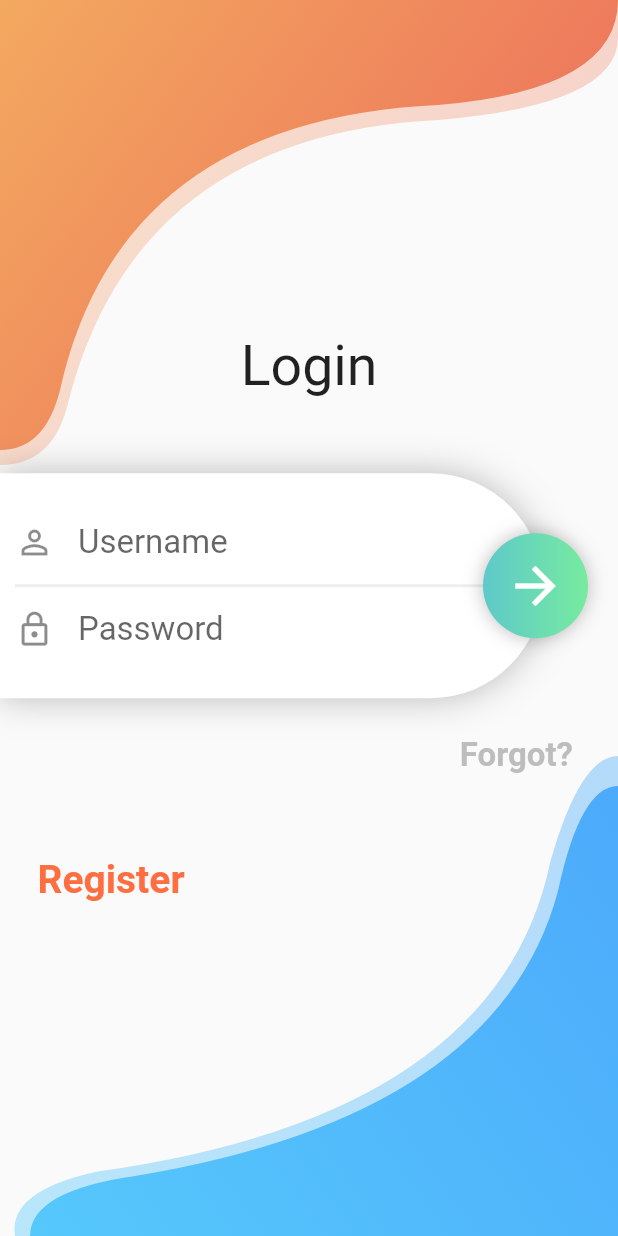
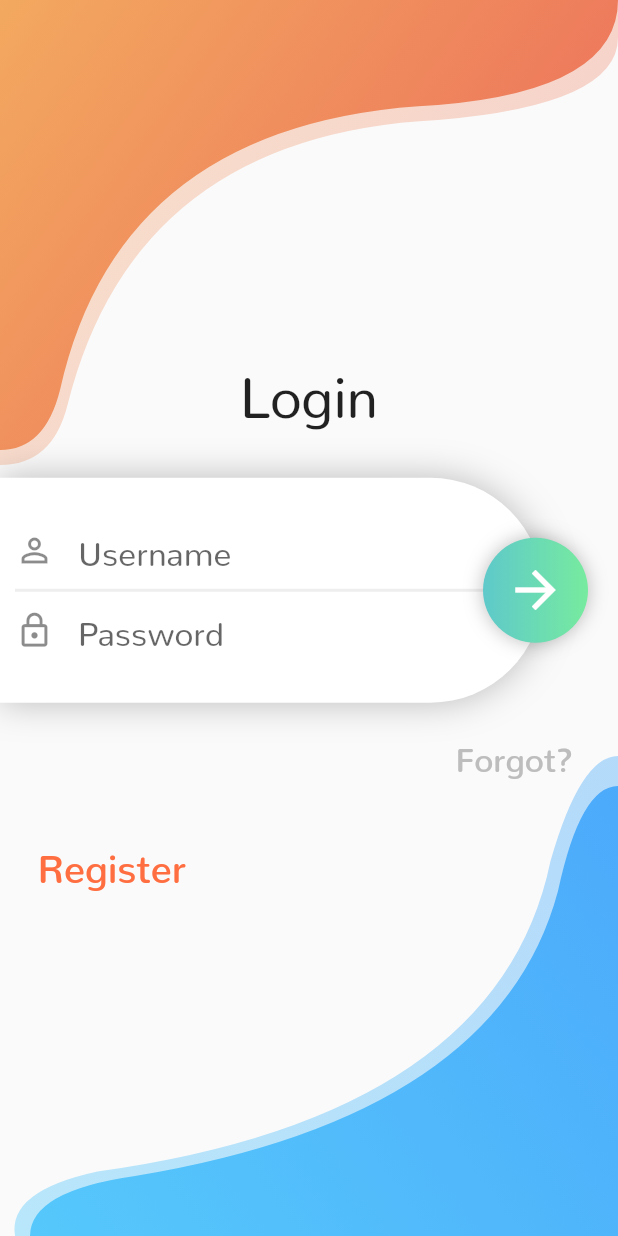
Before and after one commit to feMoraes0/sign-ui, a Flutter app: the screen it shows after launch, on a phone screen of 412 x 824 dp. Run offline on Flutter 3.47's test engine with Material 2 defaults, Android fonts, the phone set to English and light mode, and no system bars.

Commit message:
Adding Nunito as font family

```diff
--- a/lib/main.dart
+++ b/lib/main.dart
@@ -10,7 +10,9 @@ class MyApp extends StatelessWidget {
     return MaterialApp(
       debugShowCheckedModeBanner: false,
       title: 'Flutter Sign',
-      theme: ThemeData (),
+      theme: ThemeData (
+        fontFamily: "Nunito"
+      ),
       home: Login(),
     );
   }
--- a/pubspec.yaml
+++ b/pubspec.yaml
@@ -68,5 +68,11 @@ flutter:
   #       - asset: fonts/TrajanPro_Bold.ttf
   #         weight: 700
   #
+  fonts:
+    - family: Nunito
+      fonts:
+        - asset: assets/fonts/Nunito-Regular.ttf
+        - asset: assets/fonts/Nunito-SemiBold.ttf
+          weight: 700
   # For details regarding fonts from package dependencies,
   # see https://flutter.dev/custom-fonts/#from-packages
```
Also changed, not shown: lib/login.dart (+5 -4 lines), assets/fonts/Nunito-Regular.ttf (added), assets/fonts/Nunito-SemiBold.ttf (added).
